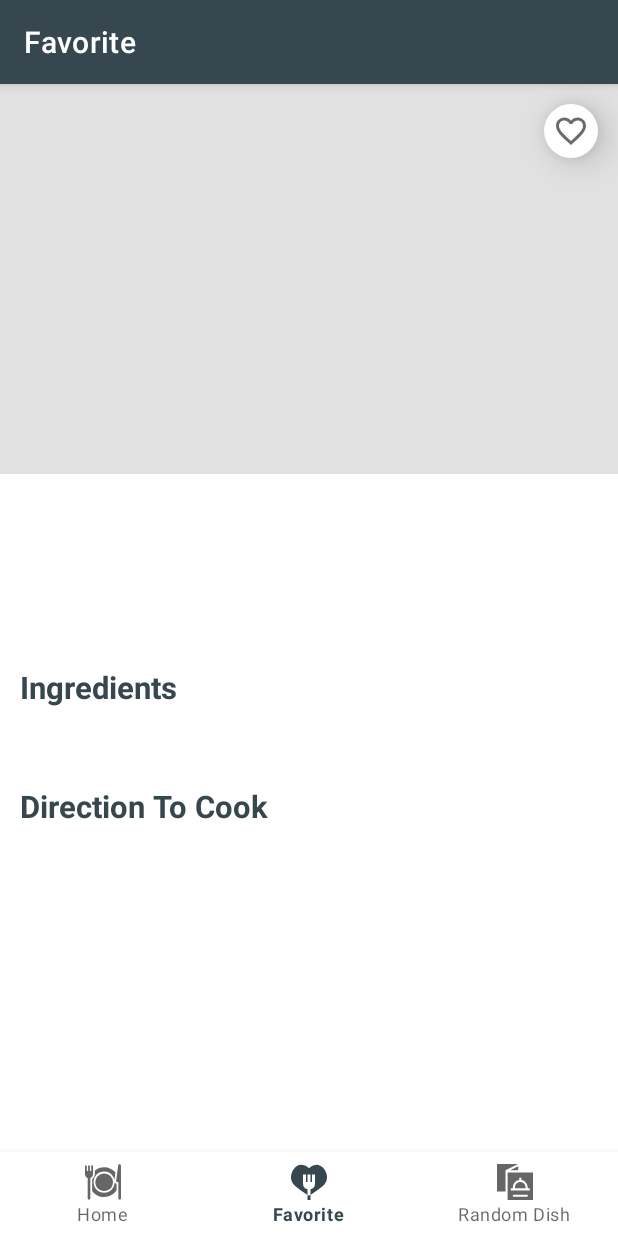
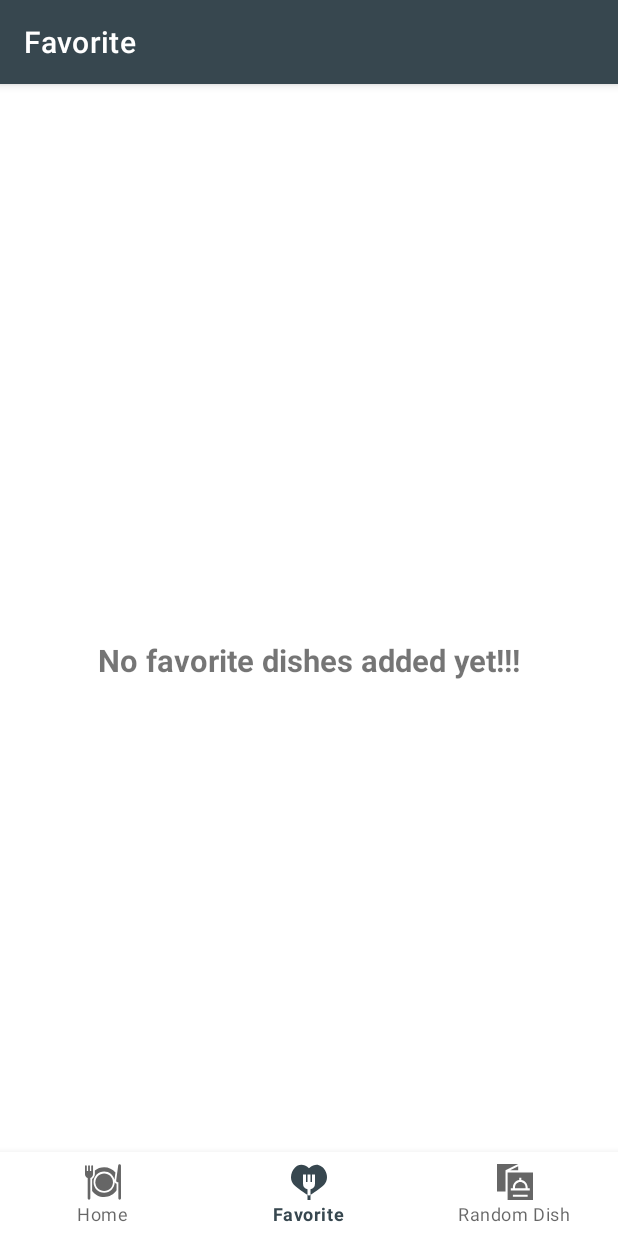
Before and after one commit to Lakshyezz/Bakeit, an Android app: the FavoriteDishesFragment screen opened through its navigation route, on a phone screen of 412 x 824 dp. Run offline under Robolectric (Android 15) with nearby library versions, the phone set to English and light mode, and no system bars; our stand-ins replace navigation-ui, sdp/ssp sizes.

Commit message:
favoriteTabDone

```diff
--- a/app/src/main/java/com/example/bakeit/model/database/BakeitDao.kt
+++ b/app/src/main/java/com/example/bakeit/model/database/BakeitDao.kt
@@ -18,4 +18,8 @@ interface BakeitDao {
 
     @Update
     suspend fun updateBakeitDetails(bakeit: Bakeit)
+
+    @Query("SELECT * FROM Bakeit_table WHERE favorite_dish = 1")
+    fun getFavoriteDishList(): Flow<List<Bakeit>>
+
 }
--- a/app/src/main/java/com/example/bakeit/model/database/BakeitRepository.kt
+++ b/app/src/main/java/com/example/bakeit/model/database/BakeitRepository.kt
@@ -12,4 +12,11 @@ class BakeitRepository(private val bakeitDao: BakeitDao) {
     }
 
     val allDishesList: Flow<List<Bakeit>> = bakeitDao.getAllDishesList()        // flow is like observable it helps in controlling the flow of data coming from database and prevent instant loading of all data
+
+    @WorkerThread
+     suspend fun updateBakeitData(bakeit: Bakeit){
+         bakeitDao.updateBakeitDetails(bakeit)
+     }
+
+    val favoriteDishes: Flow<List<Bakeit>> = bakeitDao.getFavoriteDishList()
 }
--- a/app/src/main/java/com/example/bakeit/model/entities/Bakeit.kt
+++ b/app/src/main/java/com/example/bakeit/model/entities/Bakeit.kt
@@ -18,7 +18,7 @@ data class Bakeit(           // all of them are properties of a single entry(dis
 
     @ColumnInfo(name = "cooking_time") val cookingTime: String,
     @ColumnInfo(name = "instructions") val directionsToCook: String,
-  @ColumnInfo(name = "favorite_dish") val favoriteDish: Boolean = false,
+    @ColumnInfo(name = "favorite_dish") var favoriteDish: Boolean = false,
     @PrimaryKey(autoGenerate = true) val id: Int = 0,   // this 'll be unique for every dish
 
  ):Parcelable
--- a/app/src/main/java/com/example/bakeit/view/adapters/BakeitAdapter.kt
+++ b/app/src/main/java/com/example/bakeit/view/adapters/BakeitAdapter.kt
@@ -9,6 +9,7 @@ import com.bumptech.glide.Glide
 import com.example.bakeit.databinding.ItemDishLayoutBinding
 import com.example.bakeit.model.entities.Bakeit
 import com.example.bakeit.view.fragments.AllDishesFragment
+import com.example.bakeit.view.fragments.FavoriteDishesFragment
 
 class BakeitAdapter(private val fragment: Fragment): RecyclerView.Adapter<BakeitAdapter.ViewHolder>() {
 
@@ -37,6 +38,9 @@ class BakeitAdapter(private val fragment: Fragment): RecyclerView.Adapter<Bakeit
             if(fragment is AllDishesFragment){
                 fragment.dishDetails(dish)
             }
+            if(fragment is FavoriteDishesFragment){
+                fragment.dishDetails(dish)
+            }
         }
     }
 
--- a/app/src/main/java/com/example/bakeit/view/fragments/FavoriteDishesFragment.kt
+++ b/app/src/main/java/com/example/bakeit/view/fragments/FavoriteDishesFragment.kt
@@ -1,30 +1,85 @@
 package com.example.bakeit.view.fragments
 
 import android.os.Bundle
+import android.util.Log
 import android.view.LayoutInflater
 import android.view.View
 import android.view.ViewGroup
 import android.widget.TextView
 import androidx.fragment.app.Fragment
+import androidx.fragment.app.viewModels
 import androidx.lifecycle.ViewModelProvider
+import androidx.navigation.fragment.findNavController
+import androidx.recyclerview.widget.GridLayoutManager
 import com.example.bakeit.R
+import com.example.bakeit.application.BakeitApplication
+import com.example.bakeit.databinding.FragmentFavoriteDishesBinding
+import com.example.bakeit.model.entities.Bakeit
+import com.example.bakeit.view.activities.MainActivity
+import com.example.bakeit.view.adapters.BakeitAdapter
+import com.example.bakeit.viewmodel.BakeitViewModel
+import com.example.bakeit.viewmodel.BakeitViewModelFactory
 import com.example.bakeit.viewmodel.DashboardViewModel
 
 class FavoriteDishesFragment : Fragment() {
 
-//    private var _binding: FragmentDashboardBinding? = null
-//
-//    // This property is only valid between onCreateView and
-//    // onDestroyView.
-//    private val binding get() = _binding!!
+    private lateinit var dashboardViewModel: DashboardViewModel
+    private val bakeitViewModel: BakeitViewModel by viewModels{
+        BakeitViewModelFactory((requireActivity().application
+                as BakeitApplication).repository)
+    }
 
+    private var binding:FragmentFavoriteDishesBinding? = null
     override fun onCreateView(
         inflater: LayoutInflater,
         container: ViewGroup?,
         savedInstanceState: Bundle?
     ): View {
-        return inflater.inflate(R.layout.fragment_dish_details, container, false)
+        binding = FragmentFavoriteDishesBinding.inflate(inflater,container,false)
 
+        return binding!!.root
     }
 
+    override fun onViewCreated(view: View, savedInstanceState: Bundle?) {
+        super.onViewCreated(view, savedInstanceState)
+
+        bakeitViewModel.favoriteDishes.observe(viewLifecycleOwner){
+            dishes ->
+            dishes.let {
+            binding!!.rvFavoriteDishesList.layoutManager =
+                GridLayoutManager(requireActivity(),2)
+            val adapter = BakeitAdapter(this)
+                binding!!.rvFavoriteDishesList.adapter = adapter
+
+               if (it.isNotEmpty()){
+                   binding!!.rvFavoriteDishesList.visibility = View.VISIBLE
+                   binding!!.tvNoFavoriteDishesAvailable.visibility = View.GONE
+                   adapter.dishesList(it)
+               }else{
+                   binding!!.rvFavoriteDishesList.visibility = View.GONE
+                   binding!!.tvNoFavoriteDishesAvailable.visibility = View.VISIBLE
+               }
+        }
+        }
+    }
+
+    fun dishDetails(bakeit: Bakeit){
+        if(requireActivity() is MainActivity){
+            (activity as MainActivity?) !!.hideBottomNavigationView()   // to hide bottom navigation bar once favorite tab is open
+        }
+        findNavController().navigate(FavoriteDishesFragmentDirections
+            .actionFavoriteDishesToDishDetails(bakeit))  // line to navigate it from one fragment to detailfragment
+    }
+
+    override fun onDestroy() {
+        super.onDestroy()
+        binding = null
+    }
+
+    override fun onResume() {
+        super.onResume()
+        if(requireActivity() is MainActivity){
+            (activity as MainActivity?)!!.showBottomNavigationView()
+        }
+    }
 }
--- a/app/src/main/java/com/example/bakeit/viewmodel/BakeitViewModel.kt
+++ b/app/src/main/java/com/example/bakeit/viewmodel/BakeitViewModel.kt
@@ -17,6 +17,12 @@ class BakeitViewModel(private val repository: BakeitRepository): ViewModel() {
     }
 
     val allDishesList: LiveData<List<Bakeit>> = repository.allDishesList.asLiveData()
+
+    fun  update(dish: Bakeit) = viewModelScope.launch {
+        repository.updateBakeitData(dish)
+    }
+
+    val favoriteDishes: LiveData<List<Bakeit>> = repository.favoriteDishes.asLiveData()
 }
 class BakeitViewModelFactory(private val repository: BakeitRepository):ViewModelProvider.Factory{
     override fun <T : ViewModel> create(modelClass: Class<T>): T {
--- a/app/src/main/res/layout/fragment_favorite_dishes.xml
+++ b/app/src/main/res/layout/fragment_favorite_dishes.xml
@@ -6,15 +6,25 @@
     android:layout_height="match_parent"
     tools:context=".view.fragments.FavoriteDishesFragment">
 
+    <androidx.recyclerview.widget.RecyclerView
+        android:id="@+id/rv_favorite_dishes_list"
+        android:layout_width="0dp"
+        android:layout_height="0dp"
+        app:layout_constraintStart_toStartOf="parent"
+        app:layout_constraintEnd_toEndOf="parent"
+        app:layout_constraintTop_toTopOf="parent"
+        app:layout_constraintBottom_toBottomOf="parent"
+        />
+
     <TextView
-        android:id="@+id/text_dashboard"
-        android:layout_width="match_parent"
-        android:layout_height="wrap_content"
-        android:layout_marginStart="8dp"
-        android:layout_marginTop="8dp"
-        android:layout_marginEnd="8dp"
+        android:id="@+id/tv_no_favorite_dishes_available"
+        android:layout_width="0dp"
+        android:layout_height="0dp"
+        android:gravity="center"
+        android:text="@string/label_no_favorite_dishes_added_yet"
+        android:textStyle="bold"
         android:textAlignment="center"
-        android:textSize="20sp"
+        android:textSize="@dimen/_16sdp"
         app:layout_constraintBottom_toBottomOf="parent"
         app:layout_constraintEnd_toEndOf="parent"
         app:layout_constraintStart_toStartOf="parent"
--- a/app/src/main/res/navigation/mobile_navigation.xml
+++ b/app/src/main/res/navigation/mobile_navigation.xml
@@ -19,7 +19,11 @@
         android:id="@+id/navigation_favorite_dishes"
         android:name="com.example.bakeit.view.fragments.FavoriteDishesFragment"
         android:label="@string/title_favorite_dishes"
-        tools:layout="@layout/fragment_favorite_dishes" />
+        tools:layout="@layout/fragment_favorite_dishes">
+    <action
+        android:id="@+id/action_favorite_dishes_to_dish_details"
+        app:destination="@id/navigation_dish_details" />
+     </fragment>
 
     <fragment
         android:id="@+id/navigation_random_dish"
```
Also changed, not shown: app/src/main/java/com/example/bakeit/view/fragments/DishDetailsFragment.kt (+43 -0 lines), app/src/main/res/values/strings.xml (+15 -5 lines). Lines whose indentation alone changed are shown as unchanged.
